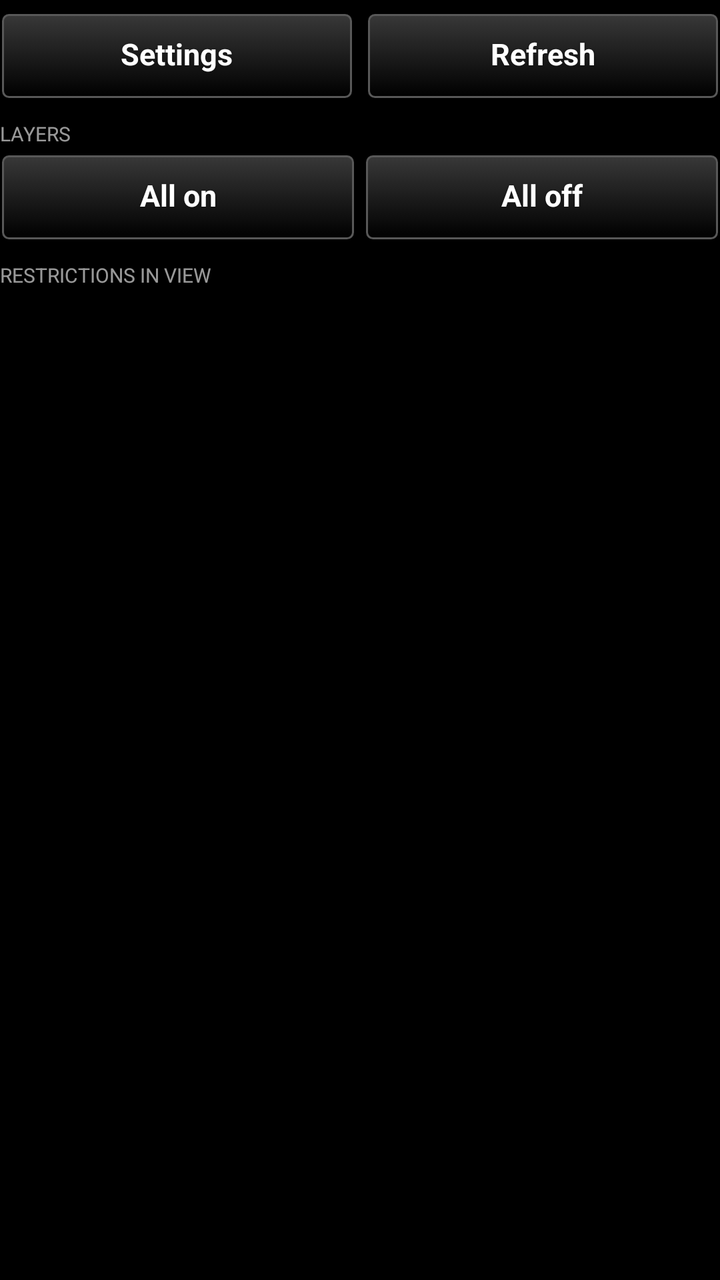
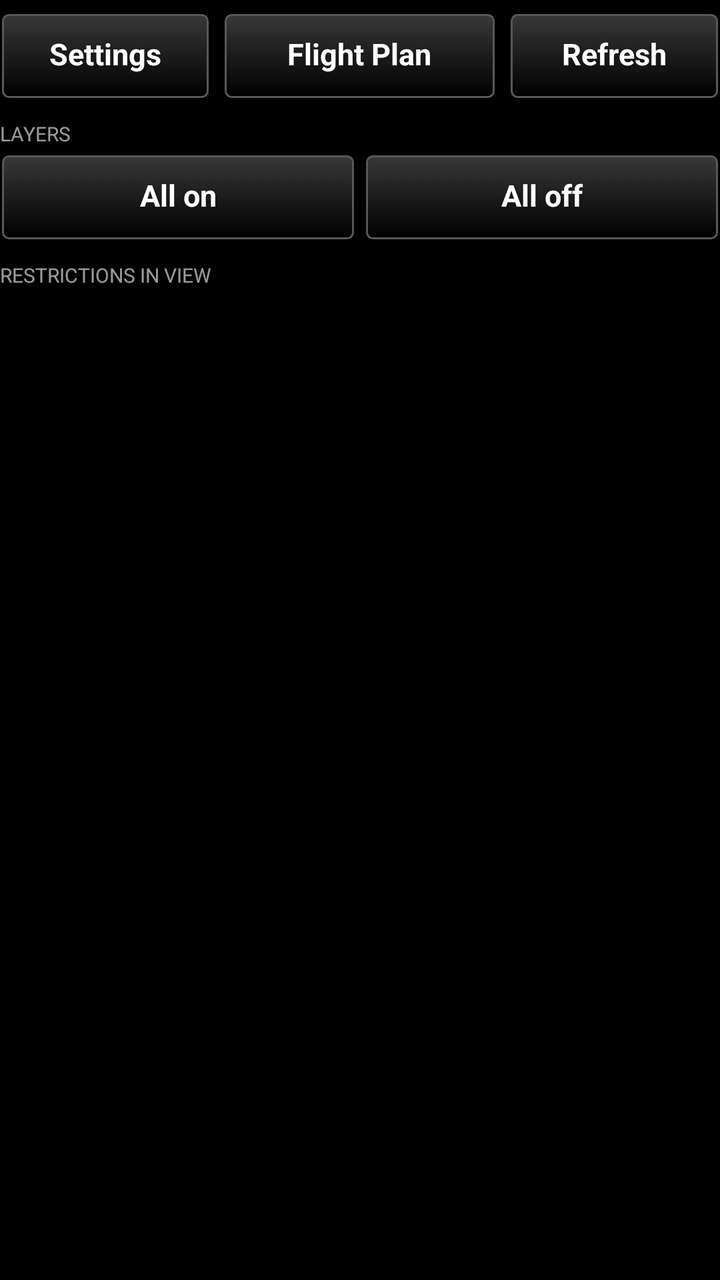

Two renders of the same Android screen: before a commit and after it. Below are the layout's source before the change and the commit's diff.
<!-- AndroidManifest.xml: application theme AppTheme -->
<!-- res/layout/controls_header.xml -->
<?xml version="1.0" encoding="utf-8"?>
<LinearLayout xmlns:android="http://schemas.android.com/apk/res/android"
    android:layout_width="match_parent"
    android:layout_height="wrap_content"
    android:orientation="vertical">

    <LinearLayout
        android:layout_width="match_parent"
        android:layout_height="wrap_content"
        android:orientation="horizontal"
        android:layout_marginTop="6dp">

        
        <Button
            android:id="@+id/btn_settings"
            style="@style/TakwerxButton"
            android:layout_width="0dp"
            android:layout_weight="1"
            android:layout_height="wrap_content"
            android:text="@string/settings" />

        <Button
            android:id="@+id/btn_refresh"
            style="@style/TakwerxButton"
            android:layout_width="0dp"
            android:layout_weight="1"
            android:layout_height="wrap_content"
            android:layout_marginLeft="6dp"
            android:text="@string/refresh" />
    </LinearLayout>

    
    <TextView
        style="@style/TakwerxSectionHeading"
        android:layout_width="match_parent"
        android:layout_height="wrap_content"
        android:paddingTop="10dp"
        android:text="Layers" />

    <LinearLayout
        android:layout_width="match_parent"
        android:layout_height="wrap_content"
        android:orientation="horizontal">

        <Button
            android:id="@+id/layers_all_on"
            style="@style/TakwerxButton"
            android:layout_width="0dp"
            android:layout_weight="1"
            android:layout_height="wrap_content"
            android:layout_marginRight="4dp"
            android:text="All on" />

        <Button
            android:id="@+id/layers_all_off"
            style="@style/TakwerxButton"
            android:layout_width="0dp"
            android:layout_weight="1"
            android:layout_height="wrap_content"
            android:text="All off" />
    </LinearLayout>

    <LinearLayout
        android:id="@+id/layer_list"
        android:layout_width="match_parent"
        android:layout_height="wrap_content"
        android:orientation="vertical" />

    <TextView
        android:id="@+id/list_heading"
        style="@style/TakwerxSectionHeading"
        android:layout_width="match_parent"
        android:layout_height="wrap_content"
        android:paddingTop="10dp"
        android:text="@string/heading_list" />

</LinearLayout>
<!-- resources referenced by this layout -->
<resources>
  <string name="heading_list">Restrictions in view</string>
  <string name="refresh">Refresh</string>
  <string name="settings">Settings</string>
  <style name="TakwerxButton" parent="@style/darkButton">
          <item name="android:paddingLeft">12dp</item>
          <item name="android:paddingRight">12dp</item>
          <item name="android:paddingTop">6dp</item>
          <item name="android:paddingBottom">8dp</item>
          <item name="android:minHeight">44dp</item>
          <item name="android:minWidth">0dp</item>
          <item name="android:textSize">15sp</item>
          <item name="android:singleLine">true</item>
          <item name="android:ellipsize">end</item>
      </style>
  <style name="TakwerxSectionHeading">
          <item name="android:textSize">10sp</item>
          <item name="android:textAllCaps">true</item>
          <item name="android:textColor">@color/white</item>
          <item name="android:alpha">0.6</item>
          <item name="android:paddingTop">10dp</item>
          <item name="android:paddingBottom">3dp</item>
      </style>
  <style name="AppTheme" parent="@android:style/Theme.Holo">
          <item name="android:buttonStyle">@android:style/Widget.Button</item>
          <item name="android:imageButtonStyle">@android:style/Widget.Button</item>
          <item name="android:buttonStyleToggle">@android:style/Widget.Button</item>
          <item name="android:spinnerStyle">@style/ATAKSpinner</item>
          <item name="android:spinnerItemStyle">@style/ATAKSpinnerItem</item>
          <item name="android:editTextStyle">@style/ATAKEditText</item>
      </style>
  <style name="darkButton" parent="@android:style/Widget.Button">
          <item name="android:background">@drawable/btn_gray</item>
          <item name="android:shadowColor">@color/darker_gray</item>
          <item name="android:shadowDy">1</item>
          <item name="android:shadowRadius">2</item>
          <item name="android:textColor">@color/white</item>
          <item name="android:textStyle">bold</item>
          <item name="android:paddingTop">0dp</item>
          <item name="android:paddingBottom">3dp</item>
          <item name="android:textSize">@dimen/fontSize</item>
      </style>
  <color name="white">#ffffff</color>
  <style name="ATAKSpinner" parent="@android:style/Widget.Spinner">
          <item name="android:spinnerMode">dialog</item>
      </style>
  <style name="ATAKSpinnerItem">
          <item name="android:textColor">@android:color/white</item>
          <item name="android:dropDownVerticalOffset">0dip</item>
          <item name="android:dropDownHorizontalOffset">0dip</item>
          <item name="android:dropDownWidth">wrap_content</item>
          <item name="android:gravity">left|center_vertical</item>
      </style>
  <style name="ATAKEditText" parent="@android:style/Widget.EditText">
          
          
  
          
          <item name="android:imeOptions">flagNoFullscreen</item>
      </style>
  <color name="darker_gray">#121212</color>
  <dimen name="fontSize">14sp</dimen>
  <!-- drawable new_dark_button_disabled (drawable) -->
  <?xml version="1.0" encoding="utf-8"?>
  <layer-list xmlns:android="http://schemas.android.com/apk/res/android">
      <item android:bottom="1dp" android:right="1dp" android:left="1dp" android:top="1dp">
          <shape android:shape="rectangle">
              <corners android:radius="3dp" />
              <stroke
                  android:width="1dp"
                  android:color="#484848" />
              <solid android:color="#484848" />
          </shape>
      </item>
  </layer-list>
  <!-- unchanged entries left out for length: 3 -->
</resources>

<!-- the commit's change to res/layout/controls_header.xml (unified diff, before → after) -->
@@ -18,6 +18,15 @@
             android:layout_weight="1"
             android:layout_height="wrap_content"
             android:text="@string/settings" />
+
+        <Button
+            android:id="@+id/btn_plan"
+            style="@style/TakwerxButton"
+            android:layout_width="0dp"
+            android:layout_weight="1.3"
+            android:layout_height="wrap_content"
+            android:layout_marginLeft="6dp"
+            android:text="@string/flight_plan" />
 
         <Button
             android:id="@+id/btn_refresh"
<!-- resource entries referenced after the edit -->
@@ -1,5 +1,6 @@
 <!-- resources referenced by this layout -->
 <resources>
+  <string name="flight_plan">Flight Plan</string>
   <string name="heading_list">Restrictions in view</string>
   <string name="refresh">Refresh</string>
   <string name="settings">Settings</string>
